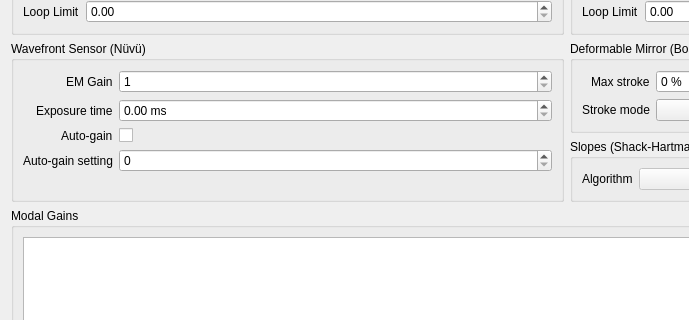
Qt form guis/ui/loop_controls.ui (janis-hag/kalao-ics) before a commit; both pictures show x 0 to 689 and y 119 to 439 of the 1133 by 806 pixel window.
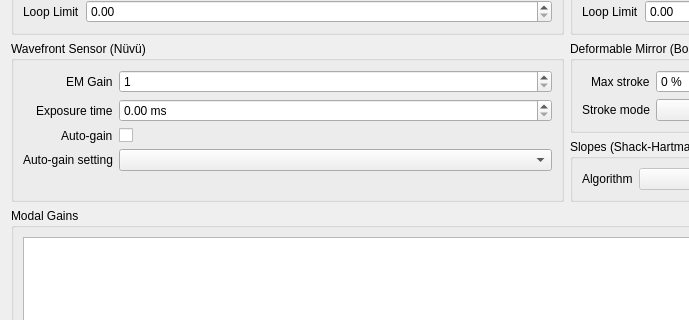
The same form after that commit. Custom widgets are drawn as their Qt base class.

What changed in the file:
```diff
--- a/guis/ui/loop_controls.ui
+++ b/guis/ui/loop_controls.ui
@@ -391,11 +391,7 @@
        </widget>
       </item>
       <item row="3" column="1">
-       <widget class="QSpinBox" name="nuvu_autogain_setting_spinbox">
-        <property name="keyboardTracking">
-         <bool>false</bool>
-        </property>
-       </widget>
+       <widget class="QComboBox" name="nuvu_autogain_setting_combobox"/>
       </item>
      </layout>
     </widget>
```
